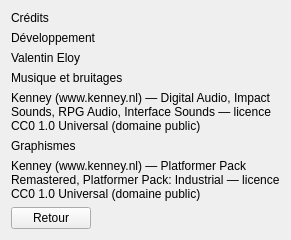
Old version of the form Source/Elements/UI/CreditsScreen.ui in the repository azertval/ProjectGaming.
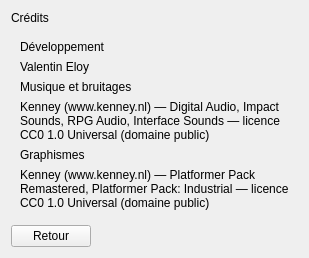
New version of the form. Custom widgets are drawn as their Qt base class.

```diff
--- a/Source/Elements/UI/CreditsScreen.ui
+++ b/Source/Elements/UI/CreditsScreen.ui
@@ -16,6 +16,11 @@
      <property name="sizeHint" stdset="0"><size><width>0</width><height>0</height></size></property>
     </spacer>
    </item>
+   <!-- Contenu dans un cadre pixel (LOT-68) : la maquette pose les trois sections sur une carte,
+        pas a nu sur le fond. -->
+   <item>
+    <widget class="hmi::PixelFrameWidget" name="creditsCard">
+     <layout class="QVBoxLayout" name="cardLayout">
    <item>
     <widget class="QLabel" name="developmentLabel">
      <property name="text"><string>Développement</string></property>
@@ -41,7 +46,7 @@
    <item>
     <widget class="QLabel" name="audioCredit">
      <!-- Noms propres et licence : jamais traduits. Detail complet dans
-          Source/Elements/Audio/CREDITS.md (fichier par fichier). -->
+              Source/Elements/Audio/CREDITS.md (fichier par fichier). -->
      <property name="wordWrap"><bool>true</bool></property>
      <property name="text"><string>Kenney (www.kenney.nl) — Digital Audio, Impact Sounds, RPG Audio, Interface Sounds — licence CC0 1.0 Universal (domaine public)</string></property>
     </widget>
@@ -60,11 +65,14 @@
    <item>
     <widget class="QLabel" name="graphicsCredit">
      <!-- Noms propres et licence : jamais traduits. Detail complet dans
-          Source/Elements/Assets/CREDITS.md (fichier par fichier). -->
+              Source/Elements/Assets/CREDITS.md (fichier par fichier). -->
      <property name="wordWrap"><bool>true</bool></property>
      <property name="text"><string>Kenney (www.kenney.nl) — Platformer Pack Remastered, Platformer Pack: Industrial — licence CC0 1.0 Universal (domaine public)</string></property>
     </widget>
    </item>
+    </layout>
+    </widget>
+   </item>
    <item>
     <spacer name="bottomSpacer">
      <property name="orientation"><enum>Qt::Vertical</enum></property>
@@ -80,11 +88,24 @@
        <property name="sizeHint" stdset="0"><size><width>0</width><height>0</height></size></property>
       </spacer>
      </item>
+     <item>
+      <widget class="QLabel" name="hintsLabel">
+       <property name="text"><string/></property>
+       <property name="textFormat"><enum>Qt::RichText</enum></property>
+       <property name="alignment"><set>Qt::AlignRight|Qt::AlignVCenter</set></property>
+      </widget>
+     </item>
     </layout>
    </item>
   </layout>
  </widget>
  <customwidgets>
+  <customwidget>
+   <class>hmi::PixelFrameWidget</class>
+   <extends>QWidget</extends>
+   <header>HMI/Interface/PixelFrameWidget.h</header>
+   <container>1</container>
+  </customwidget>
   <customwidget>
    <class>hmi::PixelMenuButton</class>
    <extends>QPushButton</extends>
```
Lines whose indentation alone changed are shown as unchanged.
